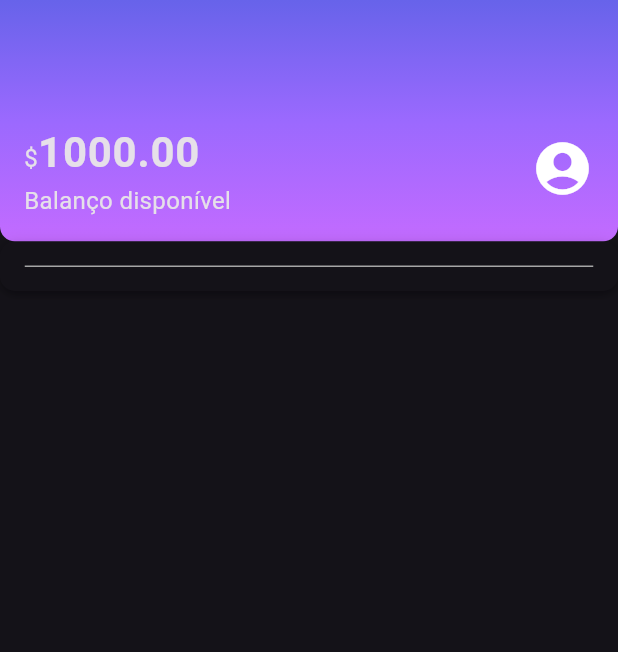
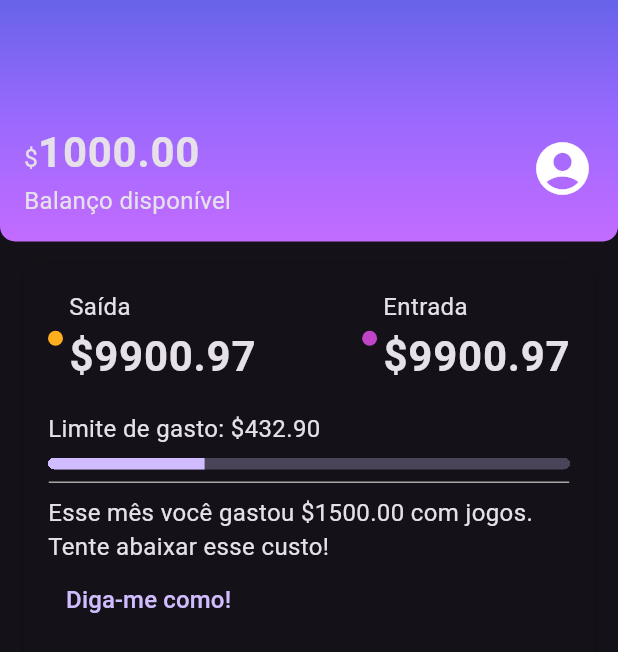
Before and after one commit to JoseLeandroNascimento/alubank, a Flutter app: the screen it shows after launch, on a phone screen of 412 x 824 dp. Shown: the top 652 px of the screen. Run offline on Flutter 3.47's test engine with Material 3 defaults, Android fonts, the phone set to English and light mode, and no system bars.

```diff
--- /dev/null
+++ b/lib/components/recente_activity.dart
@@ -0,0 +1,106 @@
+import 'package:alubank/components/box_card.dart';
+import 'package:alubank/components/color_dot.dart';
+import 'package:alubank/components/content_division.dart';
+import 'package:alubank/theme/theme_colors.dart';
+import 'package:flutter/material.dart';
+
+class RecenteActivity extends StatelessWidget {
+  const RecenteActivity({super.key});
+
+  @override
+  Widget build(BuildContext context) {
+    return Padding(
+      padding: const EdgeInsets.all(16),
+      child: BoxCard(
+        boxContent: _RecenteActivityContent(),
+      ),
+    );
+  }
+}
+
+class _RecenteActivityContent extends StatelessWidget {
+  const _RecenteActivityContent({super.key});
+
+  @override
+  Widget build(BuildContext context) {
+    return Column(
+      crossAxisAlignment: CrossAxisAlignment.start,
+      children: [
+        Row(
+          mainAxisAlignment: MainAxisAlignment.spaceBetween,
+          children: [
+            Row(
+              children: [
+                Padding(
+                  padding: const EdgeInsets.only(right: 4),
+                  child: ColorDot(color: ThemeColors.recenteActivity["spent"]),
+                ),
+                Column(
+                  crossAxisAlignment: CrossAxisAlignment.start,
+                  children: [
+                    Text("Saída"),
+                    Text(
+                      "\$9900.97",
+                      style: Theme.of(context).textTheme.bodyLarge,
+                    ),
+                  ],
+                )
+              ],
+            ),
+            Row(
+              children: [
+                Padding(
+                  padding: const EdgeInsets.only(right: 4),
+                  child: ColorDot(color: ThemeColors.recenteActivity["income"]),
+                ),
+                Column(
+                  crossAxisAlignment: CrossAxisAlignment.start,
+                  children: [
+                    Text("Entrada"),
+                    Text(
+                      "\$9900.97",
+                      style: Theme.of(context).textTheme.bodyLarge,
+                    ),
+                  ],
+                )
+              ],
+            ),
+          ],
+        ),
+        Padding(
+          padding: const EdgeInsets.only(
+            top: 16,
+            bottom: 8,
+          ),
+          child: Text("Limite de gasto: \$432.90"),
+        ),
+        Container(
+          decoration: BoxDecoration(
+            borderRadius: BorderRadius.circular(5),
+          ),
+          clipBehavior: Clip.hardEdge,
+          child: LinearProgressIndicator(
+            value: .3,
+            minHeight: 8,
+          ),
+        ),
+        Padding(
+          padding: const EdgeInsets.only(top: 8, bottom: 8),
+          child: ContentDivision(),
+        ),
+        Text(
+          "Esse mês você gastou \$1500.00 com jogos. Tente abaixar esse custo!",
+        ),
+        TextButton(
+          onPressed: () {},
+          child: Text(
+            "Diga-me como!",
+            style: TextStyle(
+              fontSize: 16,
+            ),
+          ),
+        ),
+      ],
+    );
+  }
+}
--- a/lib/screens/home.dart
+++ b/lib/screens/home.dart
@@ -1,6 +1,7 @@
 import 'package:alubank/components/box_card.dart';
 import 'package:alubank/components/content_division.dart';
 import 'package:alubank/components/header.dart';
+import 'package:alubank/components/recente_activity.dart';
 import 'package:flutter/material.dart';
 
 class Home extends StatelessWidget {
@@ -12,9 +13,7 @@ class Home extends StatelessWidget {
       body: Column(
         children: [
           Header(),
-          BoxCard(
-            boxContent: ContentDivision(),
-          ),
+         RecenteActivity()
         ],
       ),
     );
```
